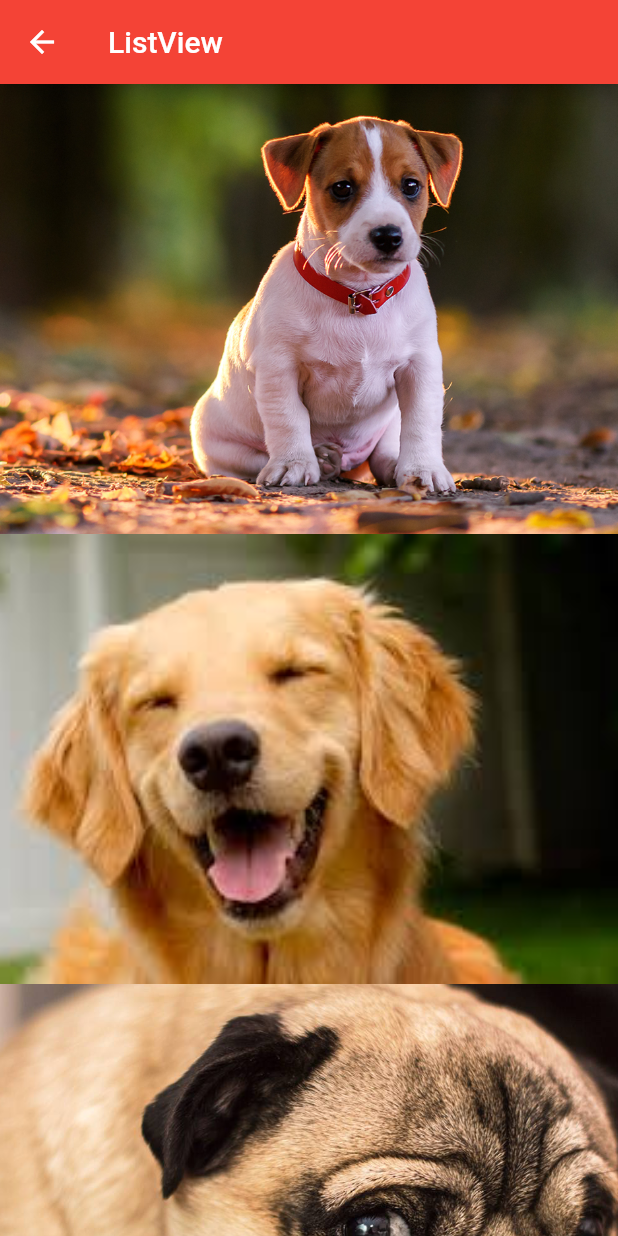
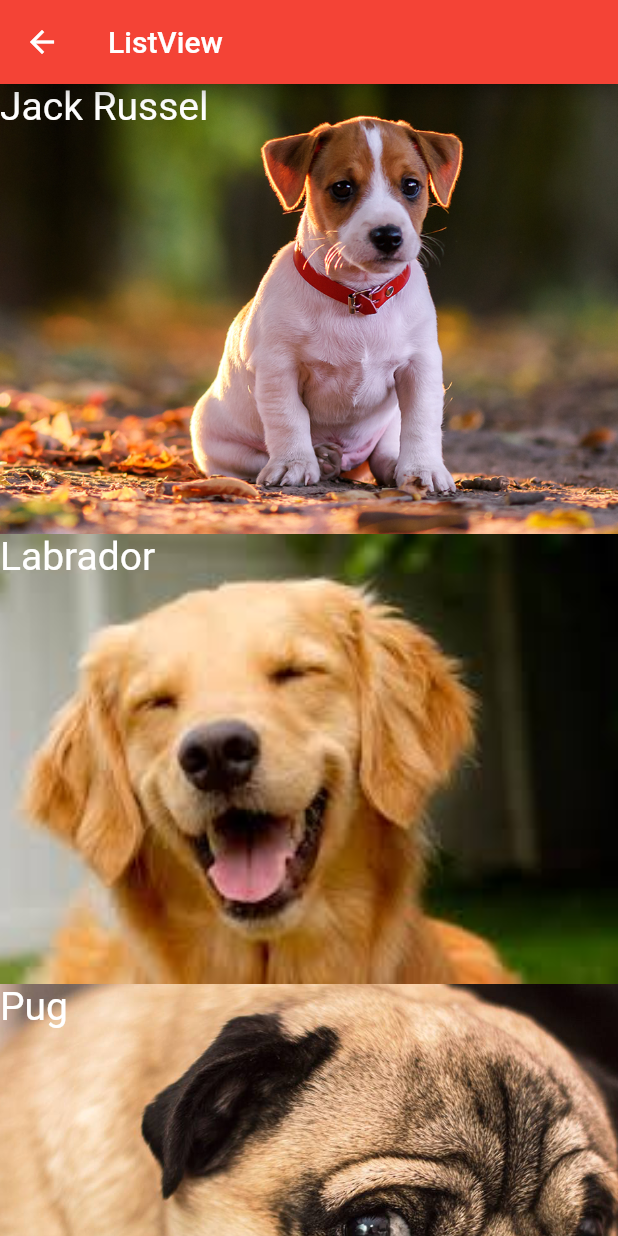
Before and after one commit to GabriellBP/flutter_app, a Flutter app: the HelloListView screen opened directly, on a phone screen of 412 x 824 dp. Run offline on Flutter 3.47's test engine with Material 2 defaults, Android fonts, the phone set to English and light mode, and no system bars.

Commit message:
using stack

```diff
--- a/lib/pages/hello_listview.dart
+++ b/lib/pages/hello_listview.dart
@@ -30,7 +30,16 @@ class HelloListView extends StatelessWidget {
     return ListView.builder(
       itemBuilder: (BuildContext context, int index) {
         Dog dog = dogs[index];
-        return _img(dog.foto);
+        return Stack(
+          fit: StackFit.expand,
+          children: <Widget>[
+            _img(dog.foto),
+            Text(
+              dog.nome,
+              style: TextStyle(fontSize: 26, color: Colors.white),
+            )
+          ],
+        );
       },
       itemExtent: 300,
       itemCount: dogs.length,
```
